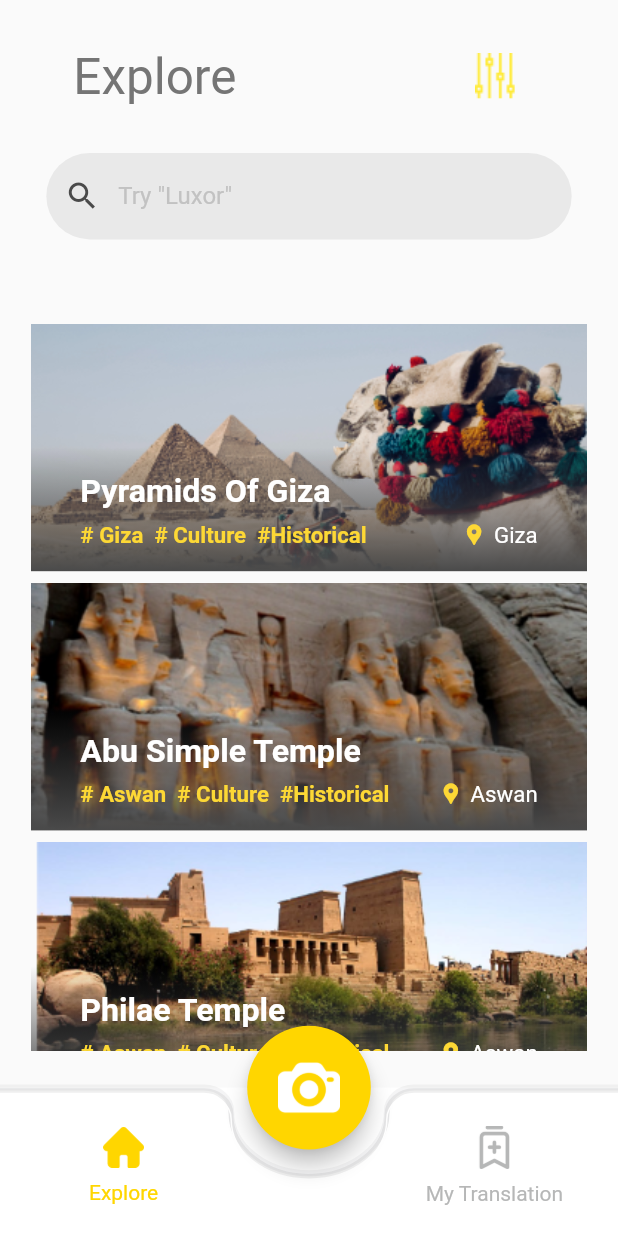
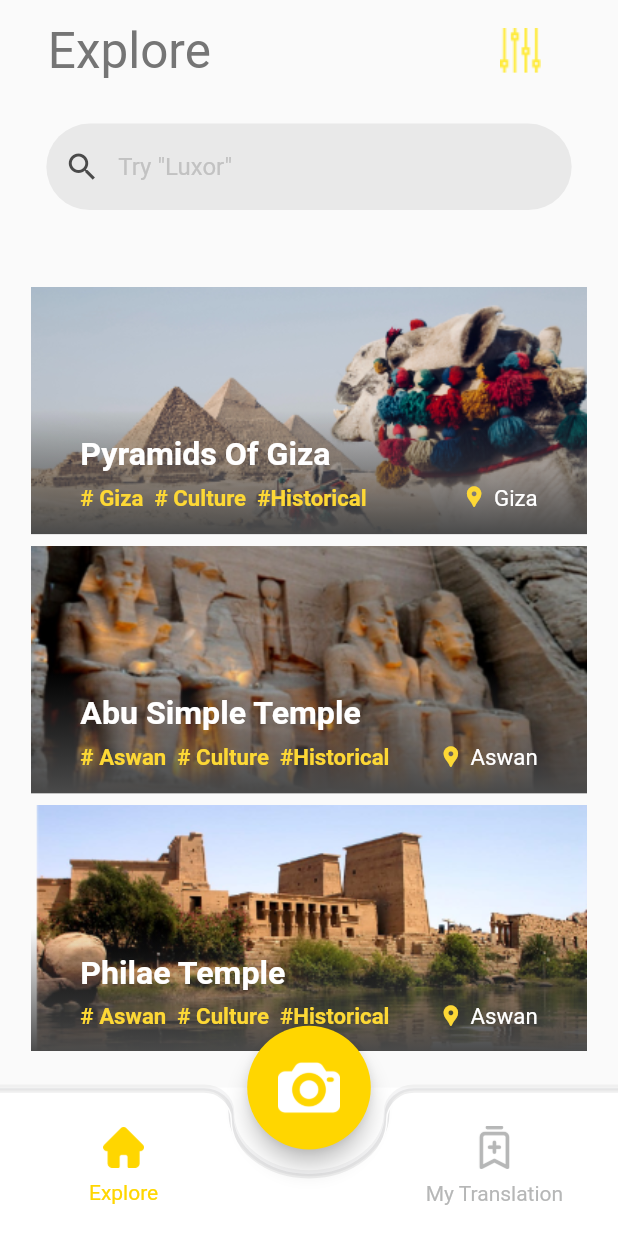
Before and after one commit to haidy-code/Heiroghliphics_translate_project, a Flutter app: the screen it shows after launch, on a phone screen of 412 x 824 dp. Run offline on Flutter 3.47's test engine with Material 2 defaults, Android fonts, the light colour scheme and no system bars; our stand-ins replace camera, image_picker; missing offline and left inert: nuts_activity_indicator; Roboto replaces fonts that are missing (Cairo).

Commit message:
some flutter changes and a start point to pass data

```diff
--- a/flutter_module/lib/screens/touristAttractionsScreens/placesScreenView.dart
+++ b/flutter_module/lib/screens/touristAttractionsScreens/placesScreenView.dart
@@ -1,25 +1,32 @@
 import 'package:flutter/material.dart';
 import 'package:flutter_module/packages/bottomBarView.dart';
 import 'package:flutter_module/screens/capturingScreen/captureingScreenView.dart';
+import 'package:flutter_module/screens/touristAttractionsScreens/siteViewerScreen.dart';
 
-const List<Map<String, dynamic>> places = [
+final List<Map<String, dynamic>> places = [
   {
     "name": "Pyramids Of Giza",
     "image": "assets/images/touristAttractionsScreens/image1.png",
+    "cover": "assets/images/touristAttractionsScreens/image4.png",
     "tages": "# Giza  # Culture  #Historical",
-    "city": "Giza"
+    "city": "Giza",
+    "siteId": 0
   },
   {
     "name": "Abu Simple Temple",
     "image": "assets/images/touristAttractionsScreens/image2.png",
+    "cover": "assets/images/touristAttractionsScreens/image5.jpg",
     "tages": "# Aswan  # Culture  #Historical",
-    "city": "Aswan"
+    "city": "Aswan",
+    "siteId": 1
   },
   {
     "name": "Philae Temple",
     "image": "assets/images/touristAttractionsScreens/image3.png",
+    "cover": "assets/images/touristAttractionsScreens/image6.jpeg",
     "tages": "# Aswan  # Culture  #Historical",
-    "city": "Aswan"
+    "city": "Aswan",
+    "siteId": 2
   }
 ];
 
@@ -48,12 +55,13 @@ class PlacesScreenView extends StatelessWidget {
                 child: Center(
                   child: Container(
                     width: screenWidth * 0.85,
-                    height: screenHeight * 0.2,
-                    // color: Colors.yellow,
+                    height: screenHeight * 0.17,
                     child: Column(
+                      mainAxisAlignment: MainAxisAlignment.spaceBetween,
                       children: [
+                        // the title
                         Padding(
-                          padding: const EdgeInsets.all(18),
+                          padding: const EdgeInsets.all(1),
                           child: Row(
                             mainAxisAlignment: MainAxisAlignment.spaceBetween,
                             children: [
@@ -124,13 +132,13 @@ class PlacesScreenView extends StatelessWidget {
                 )),
             // the screenbody
             Positioned(
-                top: screenHeight * 0.25,
+                top: screenHeight * 0.22,
                 width: screenWidth,
-                height: screenHeight * 0.6,
+                height: screenHeight * 0.63,
                 child: Center(
                   child: Container(
                     width: screenWidth * 0.9,
-                    height: screenHeight * 0.6,
+                    height: screenHeight * 0.63,
                     padding: EdgeInsets.only(top: 10),
                     child: Theme(
                       data: ThemeData(accentColor: Colors.white),
@@ -144,7 +152,7 @@ class PlacesScreenView extends StatelessWidget {
                                     name: places[index]["name"],
                                     tages: places[index]["tages"],
                                     city: places[index]["city"],
-                                    ))
+                                    siteId: places[index]["siteId"]))
                           ],
                         ),
                       ),
@@ -168,16 +176,8 @@ class PlacesScreenView extends StatelessWidget {
                 ],
                 functions: [
                   () {
-                    // back to home screen
-                    // for now will open it in a snake bar
-                    SnackBar snackBar = SnackBar(
-                      content: Text(
-                        'Go To HomeScreen',
-                        textAlign: TextAlign.center,
-                      ),
-                      duration: Duration(seconds: 2),
-                    );
-                    ScaffoldMessenger.of(context).showSnackBar(snackBar);
+                    // home screen
+                    print("i am already here");
                   },
                   () async {
                     // capture an image
@@ -209,11 +209,13 @@ class PlacesScreenView extends StatelessWidget {
 class TouristAttractionOuter extends StatelessWidget {
   double screenWidth, screenHeight;
   final String name, image, tages, city;
+  final int siteId;
   TouristAttractionOuter({
     @required this.city,
     @required this.name,
     @required this.tages,
     @required this.image,
+    @required this.siteId,
   });
   @override
   Widget build(BuildContext context) {
@@ -223,6 +225,14 @@ class TouristAttractionOuter extends StatelessWidget {
 
     return Padding(
       padding: const EdgeInsets.only(bottom: 8.0),
+      child: InkWell(
+        onTap: () {
+          print("i will go to site with is : $siteId");
+          Navigator.of(context).push(MaterialPageRoute(
+              builder: (context) => SiteViwer(
+                    siteId: siteId,
+                  )));
+        },
         child: Container(
           width: screenWidth * 0.9,
           height: screenHeight * 0.2,
@@ -294,6 +304,7 @@ class TouristAttractionOuter extends StatelessWidget {
             ),
           ),
         ),
+      ),
     );
   }
 }
--- a/flutter_module/pubspec.yaml
+++ b/flutter_module/pubspec.yaml
@@ -35,6 +35,7 @@ dependencies:
 
   http: ^0.13.3
   flutter_svg: ^0.22.0
+  path_provider: ^2.0.2
 
 dev_dependencies:
   flutter_test:
```
Also changed, not shown: flutter_module/lib/screens/touristAttractionsScreens/moreDetailsScreen.dart (added, +15 -0 lines), flutter_module/lib/screens/touristAttractionsScreens/siteViewerScreen.dart (added, +231 -0 lines), flutter_module/lib/screens/translationScreen/translationScreenView.dart (+7 -1 lines), flutter_module/assets/images/touristAttractionsScreens/image4.png (added), flutter_module/assets/images/touristAttractionsScreens/image5.jpg (added), flutter_module/assets/images/touristAttractionsScreens/image6.jpeg (added), flutter_module/pubspec.lock. Lines whose indentation alone changed are shown as unchanged.
